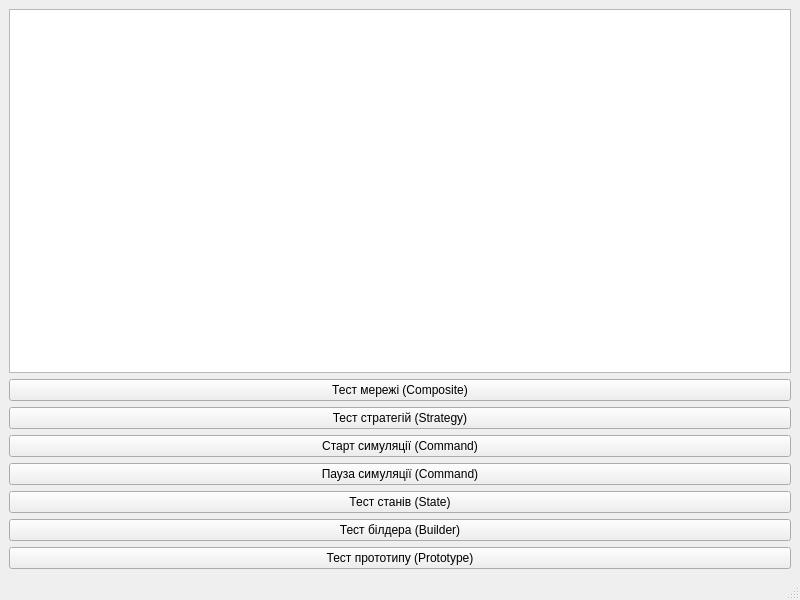
The window that gui/mainwindow.ui (IvanAntonchuk/oop-lab2-network-simulator) describes before a commit, drawn with Qt 5.
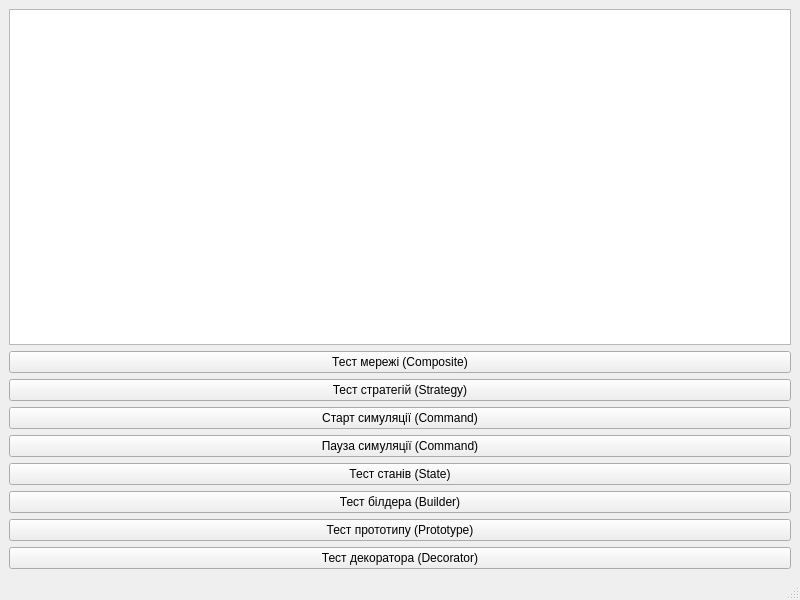
The same window after the commit.

Commit message: Implement Decorator pattern for firewall traffic filtering

```diff
--- a/gui/mainwindow.ui
+++ b/gui/mainwindow.ui
@@ -71,6 +71,13 @@
       </property>
      </widget>
     </item>
+    <item>
+     <widget class="QPushButton" name="btnTestDecorator">
+      <property name="text">
+       <string>Тест декоратора (Decorator)</string>
+      </property>
+     </widget>
+    </item>
    </layout>
   </widget>
   <widget class="QMenuBar" name="menubar">
```
The commit also changes 6 other files.
